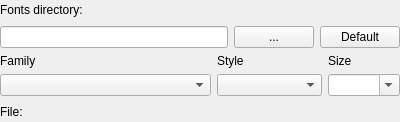
andryblack/fontbuilder, file fontselectframe.ui: the form before one commit.
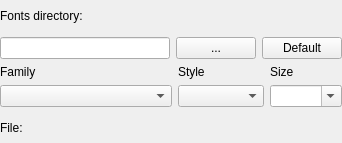
The form after the commit.

The edit to the form file:
```diff
--- a/fontselectframe.ui
+++ b/fontselectframe.ui
@@ -6,8 +6,8 @@
    <rect>
     <x>0</x>
     <y>0</y>
-    <width>400</width>
-    <height>122</height>
+    <width>342</width>
+    <height>143</height>
    </rect>
   </property>
   <property name="sizePolicy">
```
